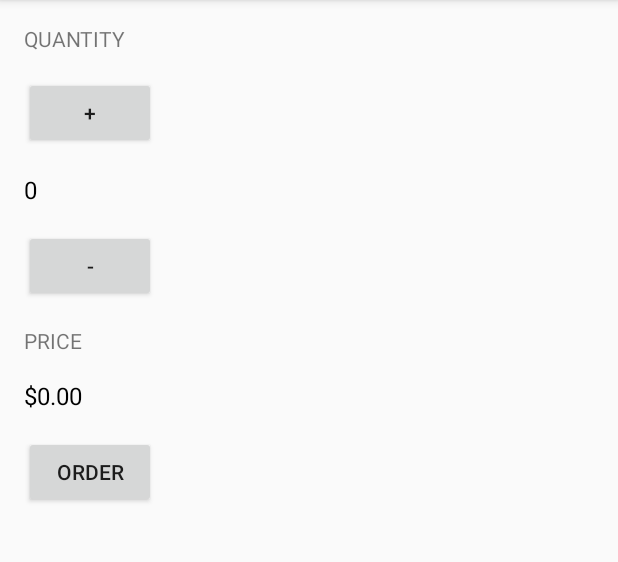
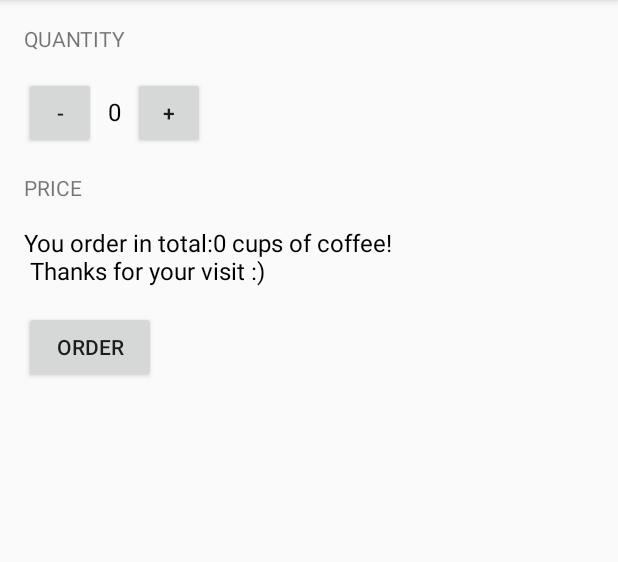
Before and after one commit to jingbosu/JustJava, an Android app: the screen it shows after launch (MainActivity), after a tap on "ORDER", on a phone screen of 412 x 824 dp, the part 84-646 px from its top. Run offline under Robolectric (Android 15) with nearby library versions, the phone set to English and light mode, and no system bars.

Commit message:
final version

```diff
--- a/app/src/main/java/com/example/android/justjava/MainActivity.java
+++ b/app/src/main/java/com/example/android/justjava/MainActivity.java
@@ -30,8 +30,10 @@ public class MainActivity extends AppCompatActivity {
      * This method is called when the order button is clicked.
      */
     public void submitOrder(View view) {
-        display(quantity);
-        displayPrice(quantity*5);
+        //display(quantity);
+        //displayPrice(quantity*5);
+        String pricemessage = "You order in total:" + quantity + " cups of coffee!\n Thanks for your visit :)";
+        displayMessage(pricemessage);
     }
 
     /**
@@ -62,4 +64,12 @@ public class MainActivity extends AppCompatActivity {
         display(quantity);
         displayPrice(quantity*5);
     }
+
+    /**
+     * This method displays the given text on the screen.
+     */
+    private void displayMessage(String message) {
+        TextView priceTextView = (TextView) findViewById(R.id.price_text_view);
+        priceTextView.setText(message);
+    }
 }
--- a/app/src/main/res/layout/activity_main.xml
+++ b/app/src/main/res/layout/activity_main.xml
@@ -18,29 +18,37 @@
         android:textAllCaps="true"
         android:layout_marginBottom="16dp"/>
 
-    <Button
-        android:id="@+id/button_plus"
+    <LinearLayout
         android:layout_width="wrap_content"
         android:layout_height="wrap_content"
-        android:text="+"
-        android:layout_marginBottom="16dp"
-        android:onClick="increment"/>
+        android:orientation="horizontal">
+
+        <Button
+            android:id="@+id/button_minus"
+            android:layout_width="48dp"
+            android:layout_height="48dp"
+            android:text="-"
+            android:onClick="decrement"/>
 
         <TextView
             android:id="@+id/quantity_text_view"
             android:layout_width="wrap_content"
             android:layout_height="wrap_content"
+            android:layout_marginLeft="8dp"
+            android:layout_marginRight="8dp"
             android:text="0"
             android:textSize="16sp"
             android:textColor="@android:color/black"/>
 
         <Button
-        android:id="@+id/button_minus"
-        android:layout_width="wrap_content"
-        android:layout_height="wrap_content"
-        android:text="-"
-        android:layout_marginTop="16dp"
-        android:onClick="decrement"/>
+            android:id="@+id/button_plus"
+            android:layout_width="48dp"
+            android:layout_height="48dp"
+            android:text="+"
+            android:onClick="increment"/>
+
+    </LinearLayout>
+
 
     <TextView
         android:layout_width="wrap_content"
```
Lines whose indentation alone changed are shown as unchanged.
